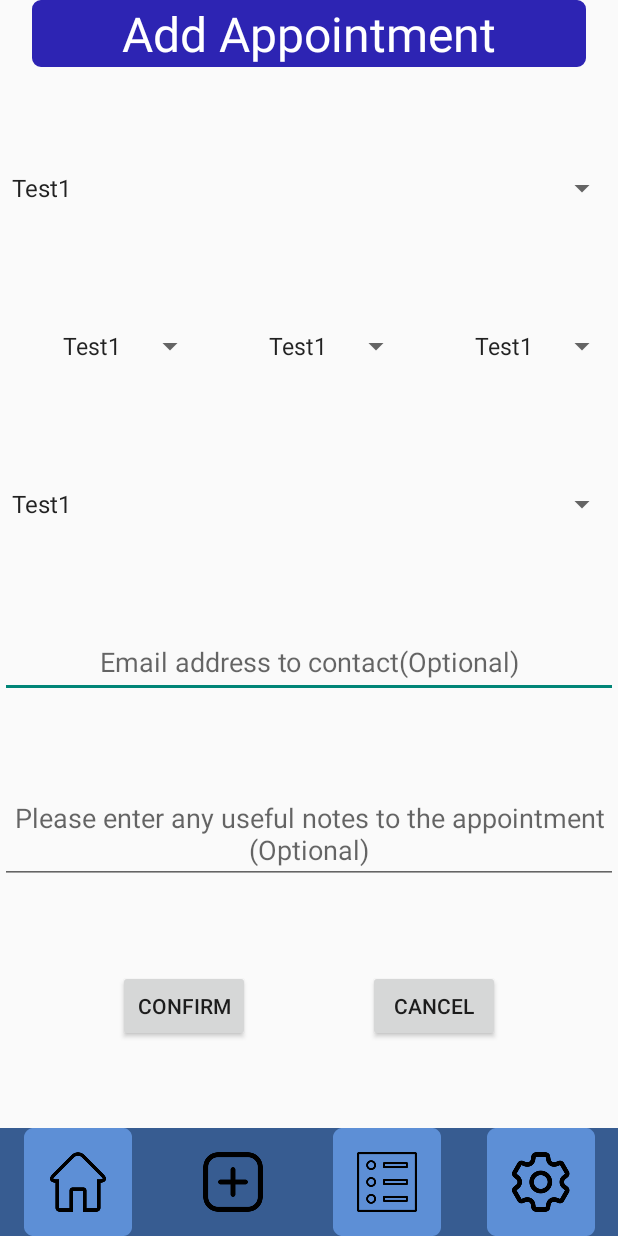
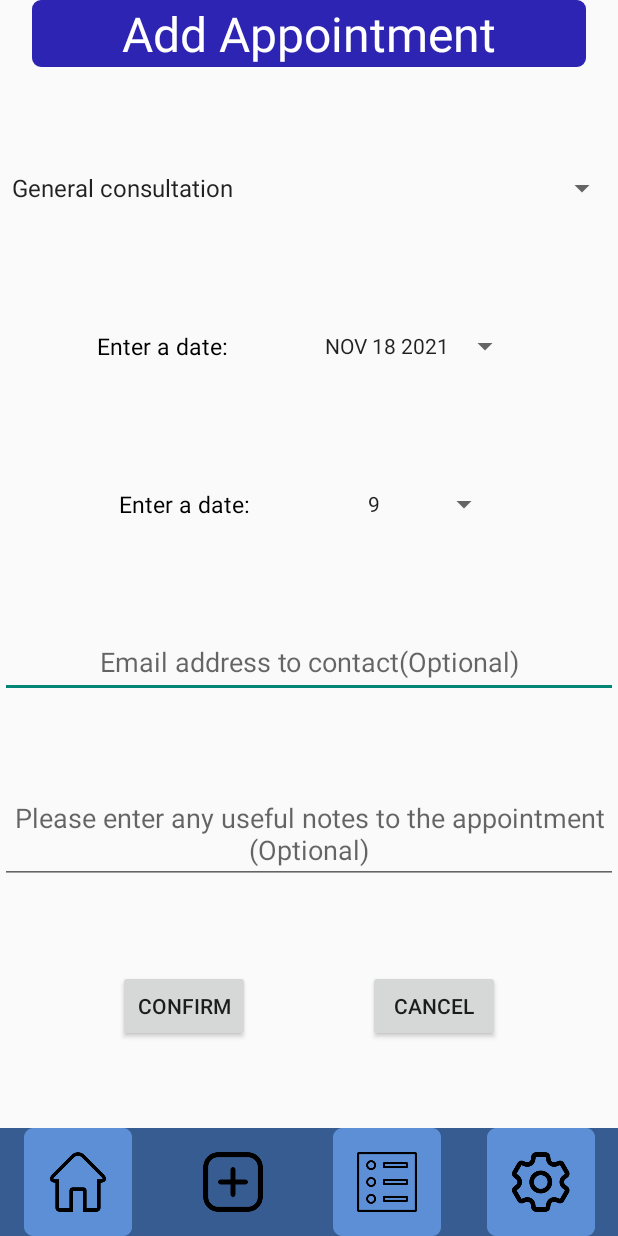
Before and after one commit to angelomorgado/AiSenhorDoutorMobileApp, an Android app: the AddAppointment screen opened directly, with no data from a screen before it, on a phone screen of 412 x 824 dp. Run offline under Robolectric (Android 15) with nearby library versions, the phone set to English and light mode, and no system bars.

Commit message:
Add appointment almost done

```diff
--- a/app/src/main/java/pt/ubi/di/pmd/a43855_t5/AddAppointment.java
+++ b/app/src/main/java/pt/ubi/di/pmd/a43855_t5/AddAppointment.java
@@ -1,19 +1,40 @@
 package pt.ubi.di.pmd.a43855_t5;
 
 import android.app.Activity;
+import android.app.DatePickerDialog;
+import android.app.Dialog;
 import android.content.Intent;
 import android.os.Bundle;
+import android.util.Log;
+import android.widget.Button;
+import android.widget.DatePicker;
+import android.widget.EditText;
 import android.widget.ImageButton;
+import android.widget.NumberPicker;
+import android.widget.Spinner;
 
 import androidx.appcompat.app.AlertDialog;
+
+import java.util.Calendar;
+
 
 public class AddAppointment extends Activity {
 
     String id;
 
+    Button confirm;
     ImageButton add_settings_button;
     ImageButton add_list_button;
     ImageButton add_home_button;
+    Button hourButton;
+    Spinner apType;
+    Spinner doctorName;
+    EditText email;
+    EditText apNote;
+
+    private DatePickerDialog datePickerDialog;
+    private Button dateButton;
+    private int year,month,day, hour;
 
     @Override
     protected void onCreate(Bundle savedInstanceState) {
@@ -22,6 +43,45 @@ public class AddAppointment extends Activity {
         setContentView(R.layout.add_appointment);
         Intent iCameToAdd = getIntent();
         id = iCameToAdd.getStringExtra("SNS");
+
+        //Setup the components
+        confirm = (Button) findViewById(R.id.confirm);
+        apType = (Spinner) findViewById(R.id.typeSpinner);
+        //doctorName = (Spinner) findViewById(R.id.);
+        email = (EditText) findViewById(R.id.contactEmail);
+        apNote = (EditText) findViewById(R.id.apNotes);
+
+
+
+        //Setup the hour
+        hourButton = (Button) findViewById(R.id.hourButton);
+
+        hourButton.setOnClickListener(
+                oView -> showHour()
+        );
+
+        //Setup the date
+        initDatePicker();
+        dateButton = (Button) findViewById(R.id.dateButton);
+        dateButton.setText(getTodaysDate());
+
+        dateButton.setOnClickListener(
+                oView -> datePickerDialog.show()
+        );
+
+
+        //Confirmation Buttons
+        confirm.setOnClickListener(
+                oView -> {
+                    year = datePickerDialog.getDatePicker().getYear();
+                    month = datePickerDialog.getDatePicker().getMonth() + 1;
+                    day = datePickerDialog.getDatePicker().getDayOfMonth();
+                    hour = Integer.parseInt((String) hourButton.getText());
+                    System.out.println("Year: " + year + " | Month: " + month +" | Day: " + day + " | Hour: " + hour);
+                }
+        );
+
+
 
         //Setup the menu buttons
         add_settings_button = (ImageButton) findViewById(R.id.add_settingsButton);
@@ -55,6 +115,16 @@ public class AddAppointment extends Activity {
                     startActivity(AddToHome);
                 }
         );
+
+    }
+
+    private String getTodaysDate() {
+        Calendar cal = Calendar.getInstance();
+        int year = cal.get(Calendar.YEAR);
+        int month = cal.get(Calendar.MONTH);
+        month++;
+        int day = cal.get(Calendar.DAY_OF_MONTH);
+        return makeDateString(day,month, year);
     }
 
     @Override
@@ -78,4 +148,86 @@ public class AddAppointment extends Activity {
         AlertDialog alert = builder.create();
         alert.show();
     }
+
+    //===================Date Methods==================
+    private void initDatePicker()
+    {
+        DatePickerDialog.OnDateSetListener dateSetListener = (datePicker, year, month, day) -> {
+            month = month + 1;
+            String date = makeDateString(day, month, year);
+            dateButton.setText(date);
+        };
+
+        Calendar cal = Calendar.getInstance();
+        year = cal.get(Calendar.YEAR);
+        month = cal.get(Calendar.MONTH);
+        day = cal.get(Calendar.DAY_OF_MONTH);
+
+        datePickerDialog = new DatePickerDialog(this,dateSetListener, year, month, day);
+        datePickerDialog.getDatePicker().setMinDate(System.currentTimeMillis());
+    }
+
+    private String makeDateString(int day, int month, int year) {
+        return getMonthFormat(month) + " " + day + " " + year;
+    }
+
+    private String getMonthFormat(int month) {
+        if(month == 1)
+            return "JAN";
+        if(month == 2)
+            return "FEB";
+        if(month == 3)
+            return "MAR";
+        if(month == 4)
+            return "APR";
+        if(month == 5)
+            return "MAY";
+        if(month == 6)
+            return "JUN";
+        if(month == 7)
+            return "JUL";
+        if(month == 8)
+            return "AUG";
+        if(month == 9)
+            return "SEP";
+        if(month == 10)
+            return "OCT";
+        if(month == 11)
+            return "NOV";
+        if(month == 12)
+            return "DEC";
+
+        //default should never happen
+        return "JAN";
+    }
+
+    //============================== Hour Methods ===========================================
+    public void showHour()
+    {
+        //Creates the dialog and shows it
+        final Dialog d = new Dialog(AddAppointment.this);
+        d.setTitle("Pick an hour:");
+        d.setContentView(R.layout.hour_dialog);
+
+        Button setHour = (Button) d.findViewById(R.id.setHour);
+        Button cancelHour = (Button) d.findViewById(R.id.cancelHour);
+
+        //gets the number picker and changes it
+        final NumberPicker np = (NumberPicker) d.findViewById(R.id.numberPicker1);
+        np.setMaxValue(19);
+        np.setMinValue(8);
+        np.setWrapSelectorWheel(false);
+
+        //Changes the value of the button on confirm
+        setHour.setOnClickListener(v -> {
+            hourButton.setText(String.valueOf(np.getValue()));
+            d.dismiss();
+        });
+
+        //Simply closes the app
+        cancelHour.setOnClickListener(v -> d.dismiss());
+
+        //Shows the dialog
+        d.show();
+    }
 }
--- a/app/src/main/res/layout/add_appointment.xml
+++ b/app/src/main/res/layout/add_appointment.xml
@@ -39,7 +39,9 @@
             android:id="@+id/typeSpinner"
             android:layout_width="match_parent"
             android:layout_height="wrap_content"
-            android:entries="@array/Test"
+            android:entries="@array/apTypeList_en"
+            android:spinnerMode="dialog"
+            android:prompt="@string/add_typeHint_en"
             android:minHeight="48dp"
             tools:ignore="DuplicateSpeakableTextCheck" />
 
@@ -52,42 +54,36 @@
             android:layout_width="match_parent"
             android:layout_height="wrap_content"
             android:orientation="horizontal">
-
             <Space
-                android:layout_width="wrap_content"
+                android:layout_width="match_parent"
                 android:layout_height="wrap_content"
                 android:layout_weight="1" />
 
-            <Spinner
-                android:id="@+id/daySpinner"
+            <TextView
+                android:id="@+id/dateTitle"
+                android:text="@string/add_dateTitle_en"
                 android:layout_width="wrap_content"
                 android:layout_height="wrap_content"
-                android:entries="@array/Test"
-                android:minHeight="48dp" />
+                android:textSize="15sp"
+                android:textColor="@color/black"
+                android:layout_gravity="center"/>
 
             <Space
-                android:layout_width="wrap_content"
+                android:layout_width="match_parent"
                 android:layout_height="wrap_content"
                 android:layout_weight="1" />
 
-            <Spinner
-                android:id="@+id/monthSpinner"
+            <Button
+                android:id="@+id/dateButton"
                 android:layout_width="wrap_content"
                 android:layout_height="wrap_content"
-                android:entries="@array/Test"
-                android:minHeight="48dp" />
-
+                android:layout_gravity="center"
+                android:text="JAN 01 2020"
+                style="?android:spinnerStyle"/>
             <Space
-                android:layout_width="wrap_content"
+                android:layout_width="match_parent"
                 android:layout_height="wrap_content"
                 android:layout_weight="1" />
-
-            <Spinner
-                android:id="@+id/yearSpinner"
-                android:layout_width="wrap_content"
-                android:layout_height="wrap_content"
-                android:entries="@array/Test"
-                android:minHeight="48dp" />
         </LinearLayout>
 
         <Space
@@ -95,12 +91,42 @@
             android:layout_height="wrap_content"
             android:layout_weight="1" />
 
-        <Spinner
-            android:id="@+id/hourSpinner"
+        <LinearLayout
             android:layout_width="match_parent"
             android:layout_height="wrap_content"
-            android:entries="@array/Test"
-            android:minHeight="48dp" />
+            android:orientation="horizontal">
+            <Space
+                android:layout_width="match_parent"
+                android:layout_height="wrap_content"
+                android:layout_weight="1" />
+
+            <TextView
+                android:id="@+id/hourTitle"
+                android:text="@string/add_dateTitle_en"
+                android:layout_width="wrap_content"
+                android:layout_height="wrap_content"
+                android:textSize="15sp"
+                android:textColor="@color/black"
+                android:layout_gravity="center"/>
+
+            <Space
+                android:layout_width="match_parent"
+                android:layout_height="wrap_content"
+                android:layout_weight="1" />
+
+            <Button
+                android:id="@+id/hourButton"
+                android:layout_width="wrap_content"
+                android:layout_height="wrap_content"
+                android:text="9"
+                android:layout_gravity="center"
+                style="?android:spinnerStyle"
+                android:minHeight="48dp" />
+            <Space
+                android:layout_width="match_parent"
+                android:layout_height="wrap_content"
+                android:layout_weight="1" />
+        </LinearLayout>
 
         <Space
             android:layout_width="match_parent"
--- a/app/src/main/res/values/strings.xml
+++ b/app/src/main/res/values/strings.xml
@@ -38,6 +38,23 @@
     <string name="add_contactHint_pt">Email para contactar (Optional)</string>
     <string name="add_notesHint_en">Please enter any useful notes to the appointment (Optional)</string>
     <string name="add_notesHint_pt">Por favor insira alguma nota útil (Opcional)</string>
+    <string name="add_dateTitle_en">Enter a date:</string>
+    <string name="add_dateTitle_pt">Insira a data:</string>
+    <string name="add_hourTitle_en">Enter the hour:</string>
+    <string name="add_hourTitle_pt">Insira a data:</string>
+    <string name="add_typeHint_pt">Tipo de consulta</string>
+    <string name="add_typeHint_en">Type of appointment</string>
+
+    <string-array name="apTypeList_en">
+        <item>General consultation</item>
+        <item>COVID-19 test</item>
+        <item>Blood exam</item>
+        <item>Eye exam</item>
+        <item>Ear exam (Otoscopy)</item>
+        <item>Cardiac exam</item>
+        <item>Prostate Exam</item>
+        <item>Endoscopy</item>
+    </string-array>
 
     <string-array name="Test">
         <item>Test1</item>
```
Also changed, not shown: app/src/main/res/layout/hour_dialog.xml (added, +42 -0 lines).
